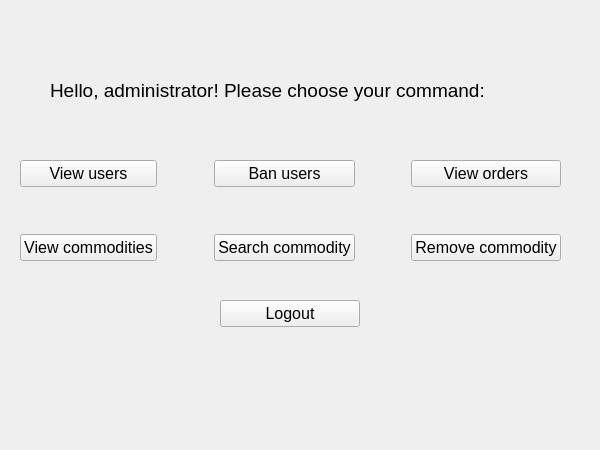
Qt form project1-qt/adminwidget.ui (cjh-0806/NJU-advanced-programming-project1-qt) before a commit.
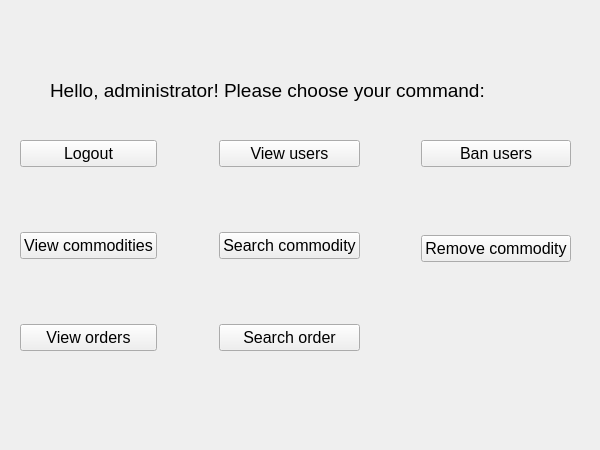
The same form after that commit.

Diff of the .ui file:
```diff
--- a/project1-qt/adminwidget.ui
+++ b/project1-qt/adminwidget.ui
@@ -25,24 +25,6 @@
   <property name="windowTitle">
    <string>Administrator</string>
   </property>
-  <widget class="QPushButton" name="logoutButton">
-   <property name="geometry">
-    <rect>
-     <x>220</x>
-     <y>300</y>
-     <width>140</width>
-     <height>27</height>
-    </rect>
-   </property>
-   <property name="font">
-    <font>
-     <pointsize>12</pointsize>
-    </font>
-   </property>
-   <property name="text">
-    <string>Logout</string>
-   </property>
-  </widget>
   <widget class="QLabel" name="label">
    <property name="geometry">
     <rect>
@@ -61,27 +43,27 @@
     <string>Hello, administrator! Please choose your command:</string>
    </property>
   </widget>
-  <widget class="QWidget" name="layoutWidget">
+  <widget class="QWidget" name="">
    <property name="geometry">
     <rect>
      <x>20</x>
-     <y>160</y>
-     <width>541</width>
-     <height>101</height>
+     <y>140</y>
+     <width>551</width>
+     <height>211</height>
     </rect>
    </property>
    <layout class="QHBoxLayout" name="horizontalLayout">
     <item>
      <layout class="QVBoxLayout" name="verticalLayout">
       <item>
-       <widget class="QPushButton" name="viewuserButton">
+       <widget class="QPushButton" name="logoutButton">
         <property name="font">
          <font>
           <pointsize>12</pointsize>
          </font>
         </property>
         <property name="text">
-         <string>View users</string>
+         <string>Logout</string>
         </property>
        </widget>
       </item>
@@ -110,35 +92,6 @@
         </property>
        </widget>
       </item>
-     </layout>
-    </item>
-    <item>
-     <spacer name="horizontalSpacer">
-      <property name="orientation">
-       <enum>Qt::Horizontal</enum>
-      </property>
-      <property name="sizeHint" stdset="0">
-       <size>
-        <width>40</width>
-        <height>20</height>
-       </size>
-      </property>
-     </spacer>
-    </item>
-    <item>
-     <layout class="QVBoxLayout" name="verticalLayout_2">
-      <item>
-       <widget class="QPushButton" name="banuserButton">
-        <property name="font">
-         <font>
-          <pointsize>12</pointsize>
-         </font>
-        </property>
-        <property name="text">
-         <string>Ban users</string>
-        </property>
-       </widget>
-      </item>
       <item>
        <spacer name="verticalSpacer_2">
         <property name="orientation">
@@ -153,35 +106,6 @@
        </spacer>
       </item>
       <item>
-       <widget class="QPushButton" name="srchcommoButton">
-        <property name="font">
-         <font>
-          <pointsize>12</pointsize>
-         </font>
-        </property>
-        <property name="text">
-         <string>Search commodity</string>
-        </property>
-       </widget>
-      </item>
-     </layout>
-    </item>
-    <item>
-     <spacer name="horizontalSpacer_2">
-      <property name="orientation">
-       <enum>Qt::Horizontal</enum>
-      </property>
-      <property name="sizeHint" stdset="0">
-       <size>
-        <width>40</width>
-        <height>20</height>
-       </size>
-      </property>
-     </spacer>
-    </item>
-    <item>
-     <layout class="QVBoxLayout" name="verticalLayout_3">
-      <item>
        <widget class="QPushButton" name="vieworderButton">
         <property name="font">
          <font>
@@ -193,6 +117,35 @@
         </property>
        </widget>
       </item>
+     </layout>
+    </item>
+    <item>
+     <spacer name="horizontalSpacer_2">
+      <property name="orientation">
+       <enum>Qt::Horizontal</enum>
+      </property>
+      <property name="sizeHint" stdset="0">
+       <size>
+        <width>40</width>
+        <height>20</height>
+       </size>
+      </property>
+     </spacer>
+    </item>
+    <item>
+     <layout class="QVBoxLayout" name="verticalLayout_2">
+      <item>
+       <widget class="QPushButton" name="viewuserButton">
+        <property name="font">
+         <font>
+          <pointsize>12</pointsize>
+         </font>
+        </property>
+        <property name="text">
+         <string>View users</string>
+        </property>
+       </widget>
+      </item>
       <item>
        <spacer name="verticalSpacer_3">
         <property name="orientation">
@@ -207,6 +160,85 @@
        </spacer>
       </item>
       <item>
+       <widget class="QPushButton" name="srchcommoButton">
+        <property name="font">
+         <font>
+          <pointsize>12</pointsize>
+         </font>
+        </property>
+        <property name="text">
+         <string>Search commodity</string>
+        </property>
+       </widget>
+      </item>
+      <item>
+       <spacer name="verticalSpacer_4">
+        <property name="orientation">
+         <enum>Qt::Vertical</enum>
+        </property>
+        <property name="sizeHint" stdset="0">
+         <size>
+          <width>20</width>
+          <height>40</height>
+         </size>
+        </property>
+       </spacer>
+      </item>
+      <item>
+       <widget class="QPushButton" name="srchorderButton">
+        <property name="font">
+         <font>
+          <pointsize>12</pointsize>
+         </font>
+        </property>
+        <property name="text">
+         <string>Search order</string>
+        </property>
+       </widget>
+      </item>
+     </layout>
+    </item>
+    <item>
+     <spacer name="horizontalSpacer_3">
+      <property name="orientation">
+       <enum>Qt::Horizontal</enum>
+      </property>
+      <property name="sizeHint" stdset="0">
+       <size>
+        <width>40</width>
+        <height>20</height>
+       </size>
+      </property>
+     </spacer>
+    </item>
+    <item>
+     <layout class="QVBoxLayout" name="verticalLayout_3">
+      <item>
+       <widget class="QPushButton" name="banuserButton">
+        <property name="font">
+         <font>
+          <pointsize>12</pointsize>
+         </font>
+        </property>
+        <property name="text">
+         <string>Ban users</string>
+        </property>
+       </widget>
+      </item>
+      <item>
+       <spacer name="verticalSpacer_5">
+        <property name="orientation">
+         <enum>Qt::Vertical</enum>
+        </property>
+        <property name="sizeHint" stdset="0">
+         <size>
+          <width>20</width>
+          <height>40</height>
+         </size>
+        </property>
+       </spacer>
+      </item>
+      <item>
        <widget class="QPushButton" name="rmvcommoButton">
         <property name="font">
          <font>
@@ -218,6 +250,32 @@
         </property>
        </widget>
       </item>
+      <item>
+       <spacer name="verticalSpacer_6">
+        <property name="orientation">
+         <enum>Qt::Vertical</enum>
+        </property>
+        <property name="sizeHint" stdset="0">
+         <size>
+          <width>20</width>
+          <height>40</height>
+         </size>
+        </property>
+       </spacer>
+      </item>
+      <item>
+       <spacer name="horizontalSpacer">
+        <property name="orientation">
+         <enum>Qt::Horizontal</enum>
+        </property>
+        <property name="sizeHint" stdset="0">
+         <size>
+          <width>40</width>
+          <height>27</height>
+         </size>
+        </property>
+       </spacer>
+      </item>
      </layout>
     </item>
    </layout>
```
